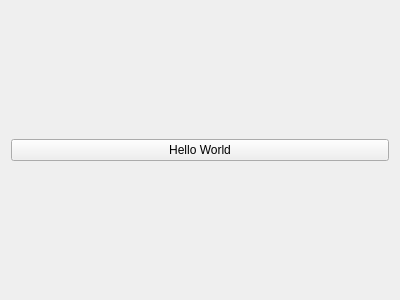
Qt form tools/timertop/timertop.ui (KDAB/GammaRay) before a commit.
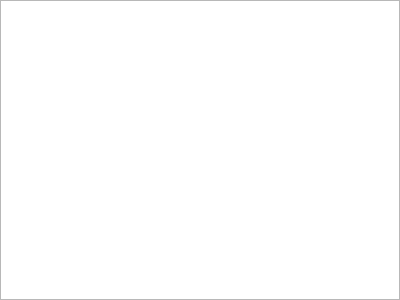
The same form after that commit.

Commit message: Timers: Add model/view stuff, now we can see the timers in the UI.

What changed in the file:
```diff
--- a/tools/timertop/timertop.ui
+++ b/tools/timertop/timertop.ui
@@ -14,10 +14,19 @@
    <string>Form</string>
   </property>
   <layout class="QGridLayout" name="gridLayout">
+   <property name="margin">
+    <number>0</number>
+   </property>
    <item row="0" column="0">
-    <widget class="QPushButton" name="pushButton">
-     <property name="text">
-      <string>Hello World</string>
+    <widget class="QTreeView" name="timerView">
+     <property name="alternatingRowColors">
+      <bool>true</bool>
+     </property>
+     <property name="uniformRowHeights">
+      <bool>true</bool>
+     </property>
+     <property name="sortingEnabled">
+      <bool>true</bool>
      </property>
     </widget>
    </item>
```
Left out of the diff: 4 changed lines with no effect on the pictures. The commit also changes 3 other files.
